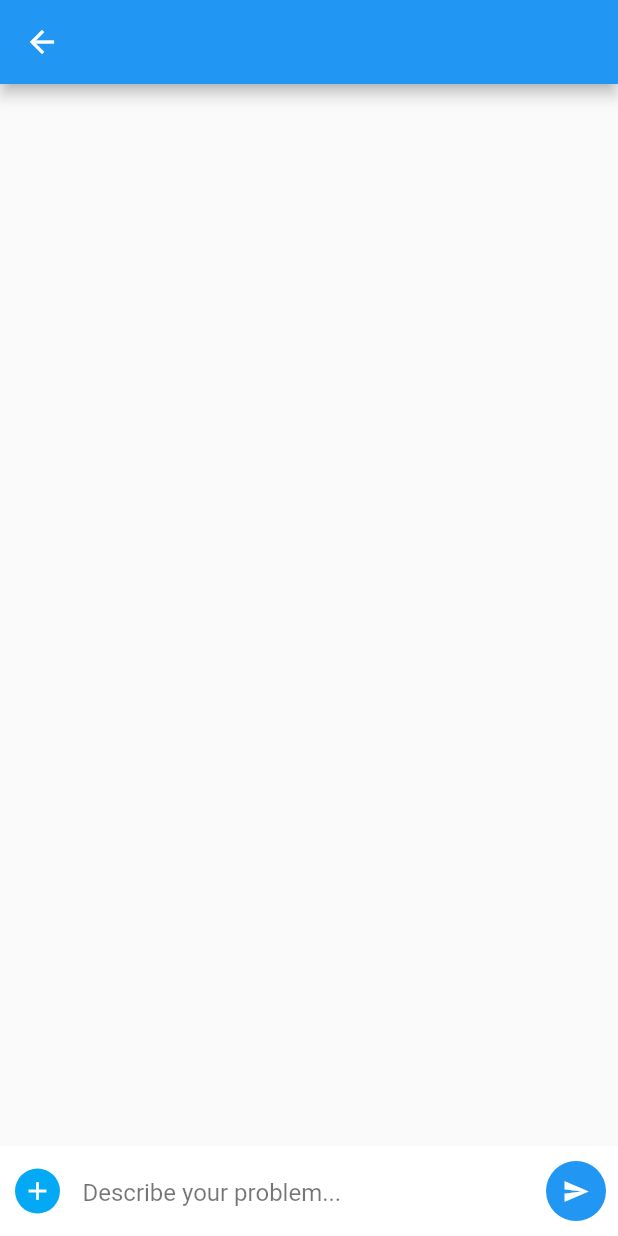
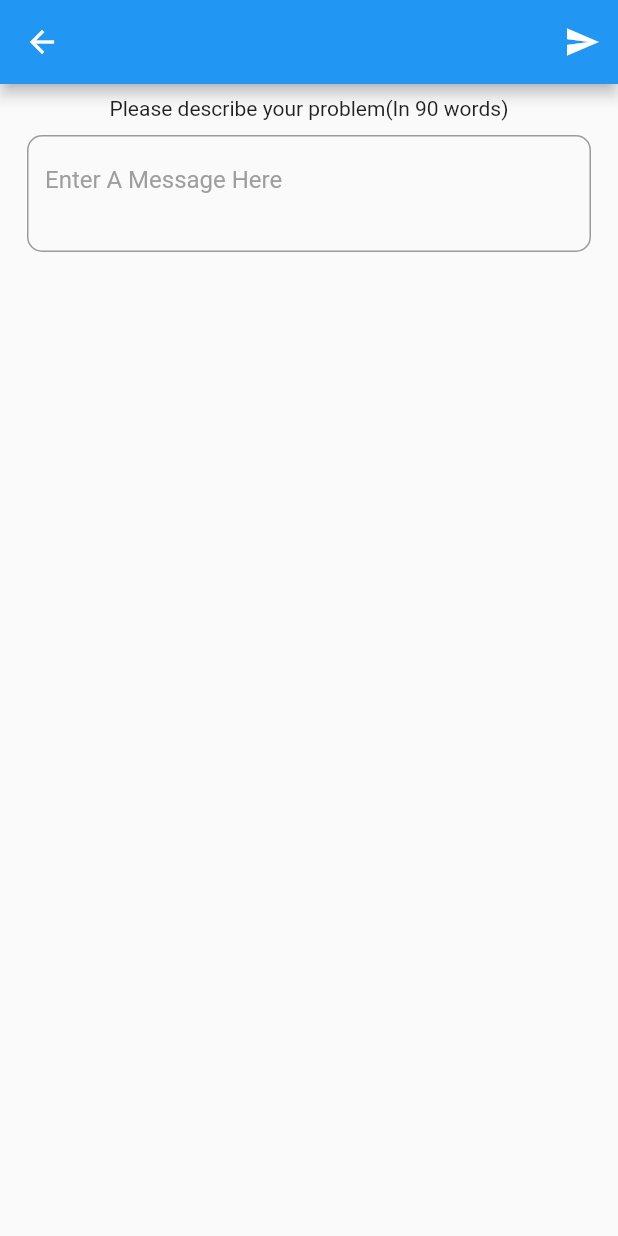
Before and after one commit to RakeshBhardwaj-coder/healingapp, a Flutter app: the screen it shows after launch, on a phone screen of 412 x 824 dp. Run offline on Flutter 3.47's test engine with Material 2 defaults, Android fonts, the light colour scheme and no system bars.

Commit message:
askQue made again

```diff
--- a/lib/pages/askQue.dart
+++ b/lib/pages/askQue.dart
@@ -1,71 +1,62 @@
 import 'package:flutter/material.dart';
 
-class AskQue extends StatelessWidget {
+class AskQue extends StatefulWidget {
   const AskQue({Key? key}) : super(key: key);
 
   @override
+  _AskQueState createState() => _AskQueState();
+}
+
+class _AskQueState extends State<AskQue> {
+  final TextEditingController _Textcontroller = TextEditingController();
+  String desc = "";
+  @override
   Widget build(BuildContext context) {
-    return Material(
-      child: Scaffold(
-        appBar: AppBar(title: Text('')),
-        body: Stack(
-          children: <Widget>[
-            Align(
-              alignment: Alignment.bottomLeft,
-              child: Container(
-                padding: EdgeInsets.only(left: 10, bottom: 10, top: 10),
-                height: 60,
-                width: double.infinity,
-                color: Colors.white,
-                child: Row(
-                  children: <Widget>[
-                    GestureDetector(
-                      onTap: () {},
-                      child: Container(
-                        height: 30,
-                        width: 30,
-                        decoration: BoxDecoration(
-                          color: Colors.lightBlue,
-                          borderRadius: BorderRadius.circular(30),
-                        ),
-                        child: Icon(
-                          Icons.add,
-                          color: Colors.white,
-                          size: 20,
-                        ),
-                      ),
-                    ),
-                    SizedBox(
-                      width: 15,
-                    ),
-                    Expanded(
-                      child: TextField(
-                        decoration: InputDecoration(
-                            hintText: "Describe your problem...",
-                            hintStyle: TextStyle(color: Colors.black54),
-                            border: InputBorder.none),
-                      ),
-                    ),
-                    SizedBox(
-                      width: 15,
-                    ),
-                    FloatingActionButton(
-                      onPressed: () {},
-                      child: Icon(
-                        Icons.send,
-                        color: Colors.white,
-                        size: 18,
-                      ),
-                      backgroundColor: Colors.blue,
-                      elevation: 0,
-                    ),
-                  ],
+    return Scaffold(
+      appBar: AppBar(
+        actions: <Widget>[
+          IconButton(
+            icon: Icon(
+              Icons.send,
+              color: Colors.white,
+            ),
+            onPressed: () {
+              // do something
+            },
+          )
+        ],
+      ),
+      body: Center(
+        child: Padding(
+          padding: const EdgeInsets.all(8.0),
+          child: Column(
+            mainAxisAlignment: MainAxisAlignment.start,
+            children: [
+              (_Textcontroller.value.text.isEmpty)
+                  ? Text("Please describe your problem(In 90 words)")
+                  : Text('Send Message in public'),
+              Padding(
+                padding: const EdgeInsets.all(10.0),
+                child: TextFormField(
+                  controller: _Textcontroller,
+                  minLines: 2,
+                  maxLines: 8,
+                  keyboardType: TextInputType.multiline,
+                  decoration: InputDecoration(
+                      hintText: 'Enter A Message Here',
+                      hintStyle: TextStyle(color: Colors.grey),
+                      border: OutlineInputBorder(
+                        borderRadius: BorderRadius.all(Radius.circular(10)),
+                      )),
                 ),
               ),
-            ),
-          ],
+            ],
+          ),
         ),
       ),
+
+// floatingActionButton: FloatingActionButton(onPressed: (){},tooltip:'increment',child: Icon(Icons.add),),
+
     );
   }
 }
```
